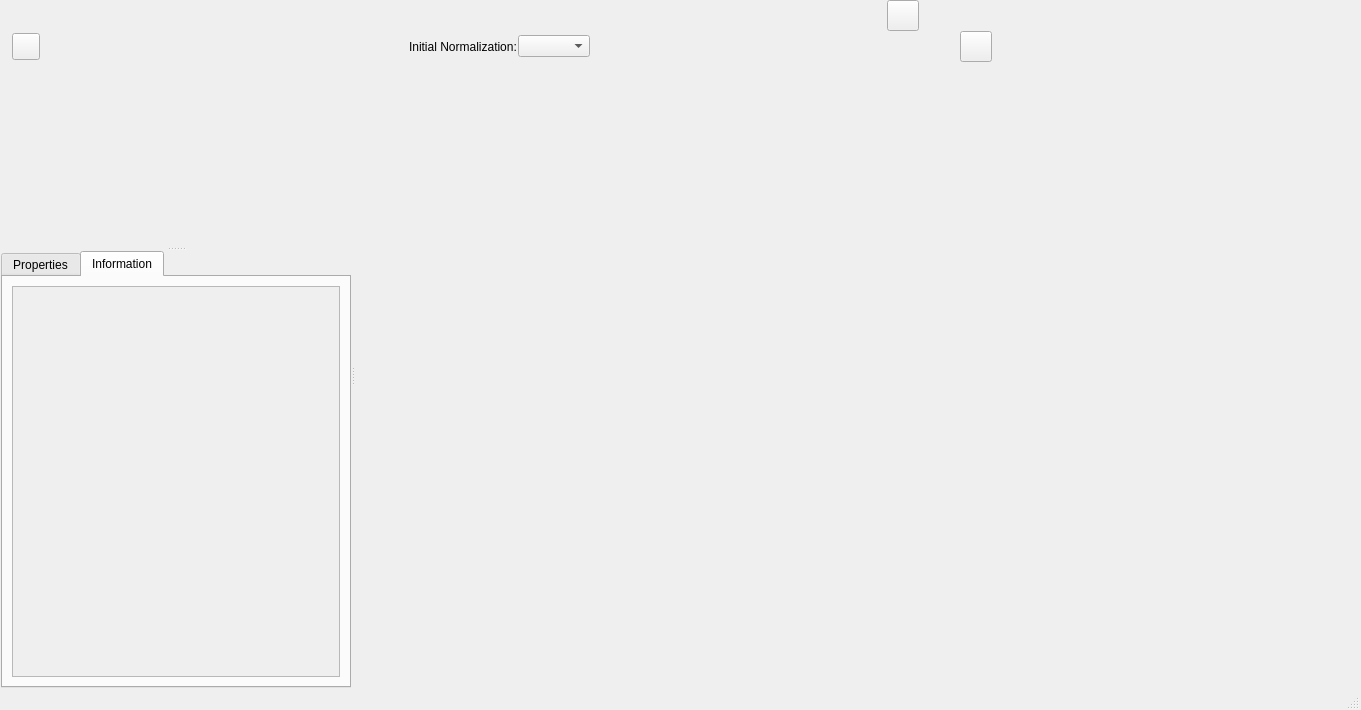
Old version of the form Code/Mantid/Vates/VatesSimpleGui/ViewWidgets/inc/MantidVatesSimpleGuiViewWidgets/MdViewerWidget.ui in the repository mantidproject/mantid.
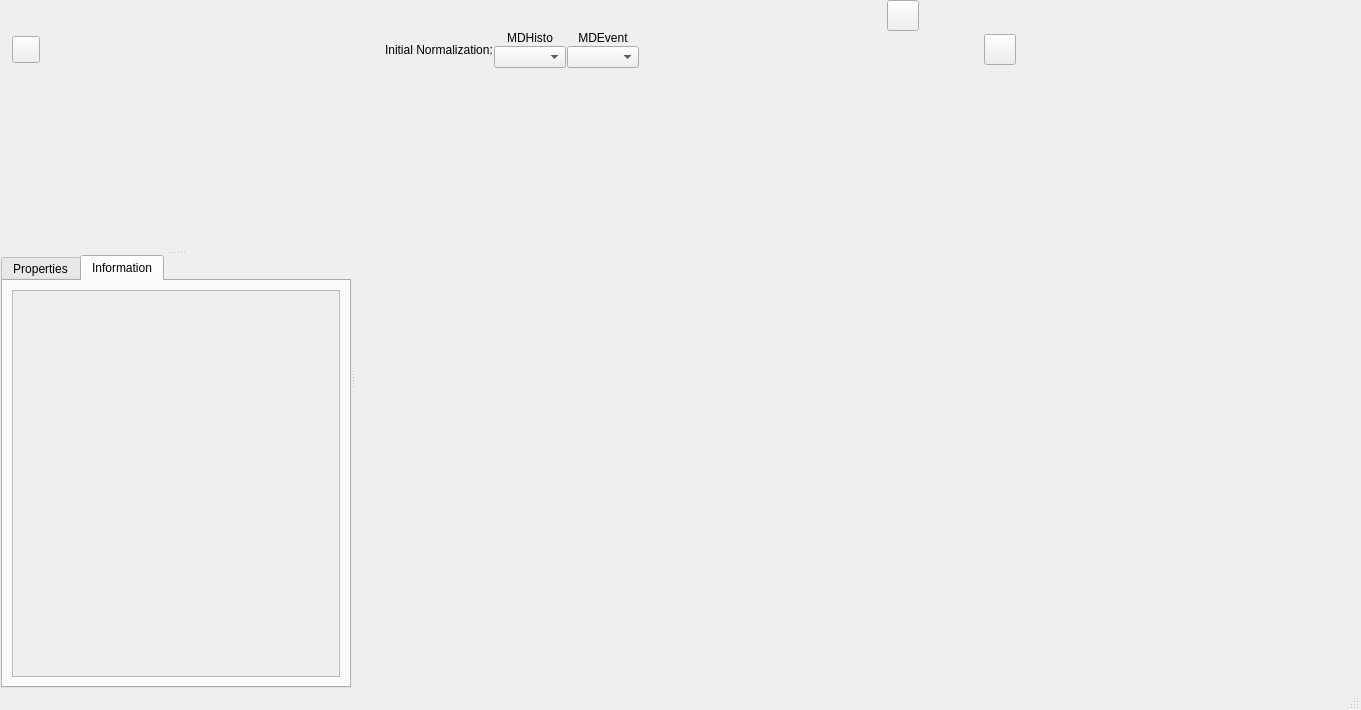
New version of the form. The open tabs and pages were chosen to show the change. Icons and pictures are not drawn. Custom widgets are drawn as their Qt base class.

Commit message: Refs #13601 Split normalization for the two workspaces types

```diff
--- a/Code/Mantid/Vates/VatesSimpleGui/ViewWidgets/inc/MantidVatesSimpleGuiViewWidgets/MdViewerWidget.ui
+++ b/Code/Mantid/Vates/VatesSimpleGui/ViewWidgets/inc/MantidVatesSimpleGuiViewWidgets/MdViewerWidget.ui
@@ -175,11 +175,52 @@
       </widget>
      </item>
      <item>
-      <widget class="QComboBox" name="defaultNormalization">
-       <property name="toolTip">
-        <string extracomment="Select the default initial normalization when workspaces are loaded"/>
-       </property>
-      </widget>
+      <layout class="QVBoxLayout" name="normalizationHistoLayout">
+       <item>
+        <widget class="QLabel" name="lbl_normalizationHisto">
+         <property name="toolTip">
+          <string extracomment="Select the default initial normalization when MDHisto workspaces are loaded"/>
+         </property>
+         <property name="text">
+          <string>MDHisto</string>
+         </property>
+         <property name="alignment">
+          <set>Qt::AlignCenter</set>
+         </property>
+        </widget>
+       </item>
+       <item>
+        <widget class="QComboBox" name="defaultNormalizationHisto">
+         <property name="toolTip">
+          <string extracomment="Select the default initial normalization when MDHisto workspaces are loaded"/>
+         </property>
+        </widget>
+       </item>
+      </layout>
+     </item>
+     <item>
+      <layout class="QVBoxLayout" name="normalizationEventLayout">
+       <item>
+        <widget class="QLabel" name="lbl_normalizationEvent">
+         <property name="toolTip">
+          <string extracomment="Select the default initial normalization when MDEvent workspaces are loaded"/>
+         </property>
+         <property name="text">
+          <string>MDEvent</string>
+         </property>
+         <property name="alignment">
+          <set>Qt::AlignCenter</set>
+         </property>
+        </widget>
+       </item>
+       <item>
+        <widget class="QComboBox" name="defaultNormalizationEvent">
+         <property name="toolTip">
+          <string extracomment="Select the default initial normalization when MDEvent workspaces are loaded"/>
+         </property>
+        </widget>
+       </item>
+      </layout>
      </item>
      <item>
       <spacer name="horizontalSpacer_5">
@@ -285,8 +326,8 @@
               <rect>
                <x>0</x>
                <y>0</y>
-               <width>98</width>
-               <height>28</height>
+               <width>324</width>
+               <height>370</height>
               </rect>
              </property>
              <layout class="QVBoxLayout" name="verticalLayout">
```
The commit also changes 5 other files.
